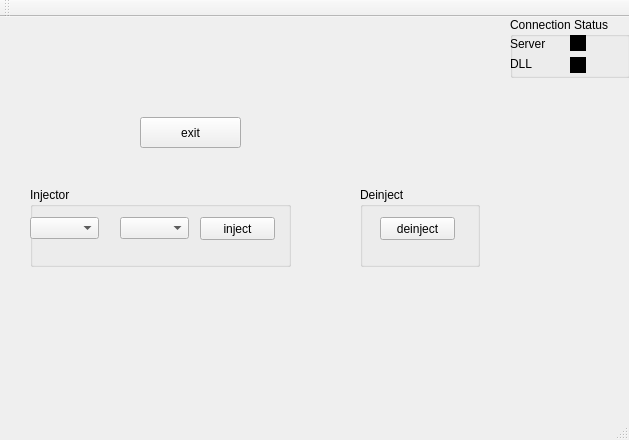
Old version of the form windowQT/windowQT.ui in the repository bguina/wow-dllcore-plugins.
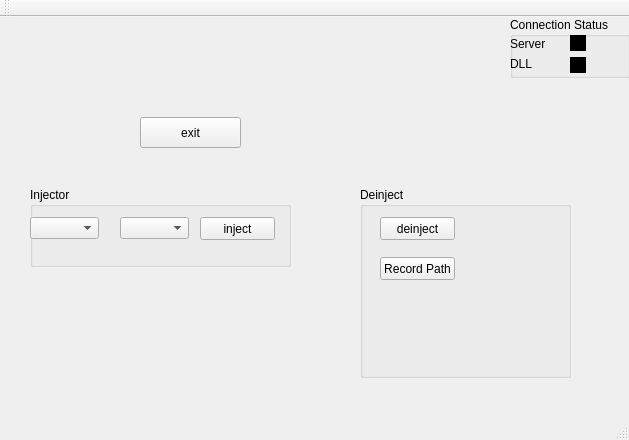
New version of the form.

What changed in the file:
```diff
--- a/windowQT/windowQT.ui
+++ b/windowQT/windowQT.ui
@@ -167,8 +167,8 @@
      <rect>
       <x>360</x>
       <y>170</y>
-      <width>120</width>
-      <height>80</height>
+      <width>211</width>
+      <height>191</height>
      </rect>
     </property>
     <property name="title">
@@ -187,6 +187,22 @@
       <string>deinject</string>
      </property>
     </widget>
+    <widget class="QPushButton" name="recordPathButton">
+     <property name="enabled">
+      <bool>true</bool>
+     </property>
+     <property name="geometry">
+      <rect>
+       <x>20</x>
+       <y>70</y>
+       <width>75</width>
+       <height>23</height>
+      </rect>
+     </property>
+     <property name="text">
+      <string>Record Path</string>
+     </property>
+    </widget>
    </widget>
   </widget>
   <widget class="QToolBar" name="mainToolBar">
```
